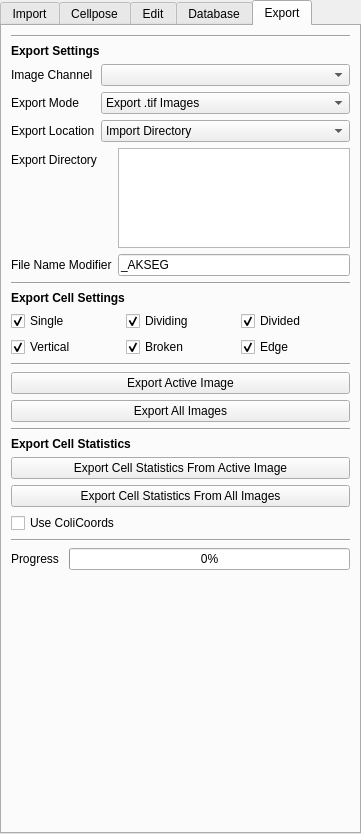
Above: src/napari_akseg/akseg_ui.ui from piedrro/napari-akseg before the change. Below: the same form after it.
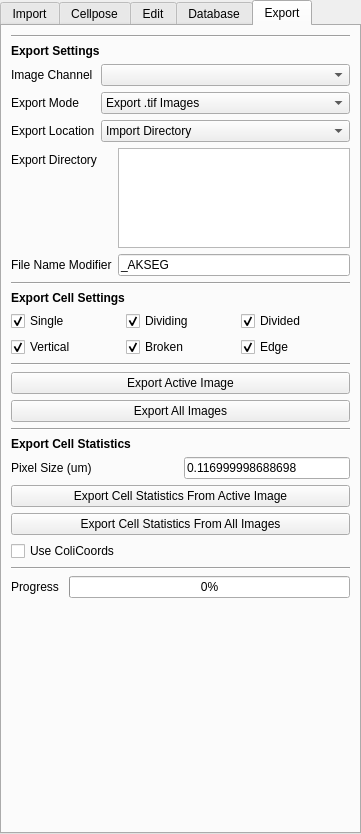
That is the form after the change. The open tabs and pages were chosen to show the change.

Commit message: Statistics function now exports a CSV

Diff of the .ui file:
```diff
--- a/src/napari_akseg/akseg_ui.ui
+++ b/src/napari_akseg/akseg_ui.ui
@@ -2119,6 +2119,30 @@
       </property>
      </widget>
     </item>
+    <item>
+     <layout class="QGridLayout" name="gridLayout_11">
+      <item row="0" column="0">
+       <widget class="QLabel" name="label_52">
+        <property name="text">
+         <string>Pixel Size (um)</string>
+        </property>
+       </widget>
+      </item>
+      <item row="0" column="1">
+       <widget class="QLineEdit" name="export_statistics_pixelsize">
+        <property name="sizePolicy">
+         <sizepolicy hsizetype="Minimum" vsizetype="Fixed">
+          <horstretch>0</horstretch>
+          <verstretch>0</verstretch>
+         </sizepolicy>
+        </property>
+        <property name="text">
+         <string>0.116999998688698</string>
+        </property>
+       </widget>
+      </item>
+     </layout>
+    </item>
     <item>
      <widget class="QPushButton" name="export_statistics_active">
       <property name="text">
```
The commit also changes 3 other files.
